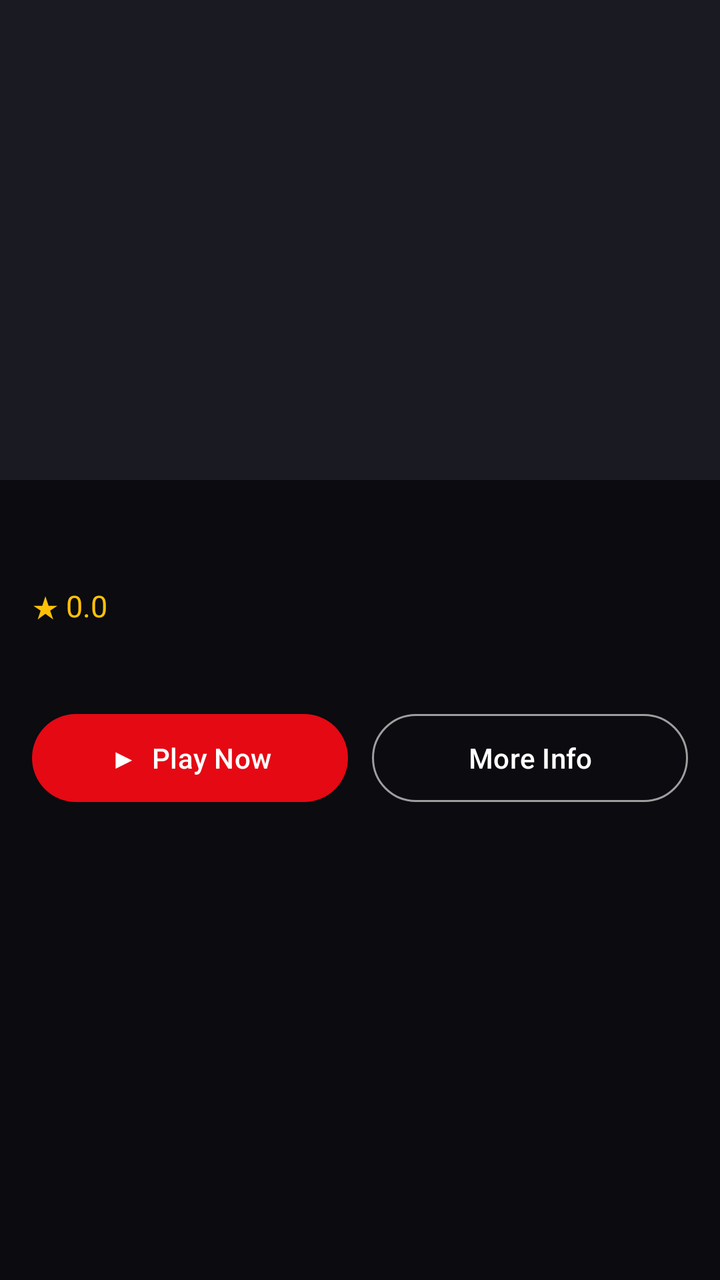
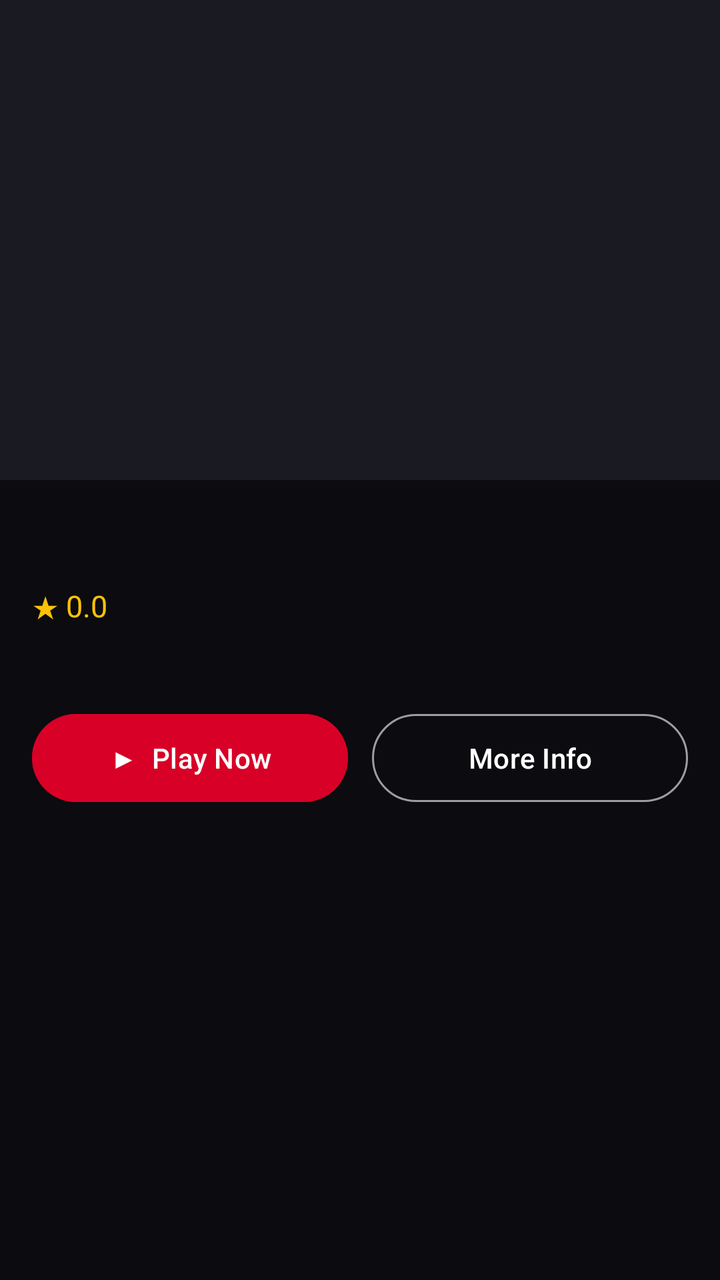

The first picture is an Android layout as it rendered before a commit; the second is the same layout after the commit. The layout source and the unified diff follow.
<!-- AndroidManifest.xml: application theme Theme.MovFlix -->
<!-- res/layout/activity_detail.xml -->
<?xml version="1.0" encoding="utf-8"?>
<ScrollView xmlns:android="http://schemas.android.com/apk/res/android"
    xmlns:app="http://schemas.android.com/apk/res-auto"
    android:layout_width="match_parent"
    android:layout_height="match_parent"
    android:background="@color/bg">

    <LinearLayout
        android:layout_width="match_parent"
        android:layout_height="wrap_content"
        android:orientation="vertical">

        <ImageView
            android:id="@+id/detailBackdrop"
            android:layout_width="match_parent"
            android:layout_height="240dp"
            android:scaleType="centerCrop"
            android:background="@color/card_bg" />

        <TextView
            android:id="@+id/detailTitle"
            android:layout_width="match_parent"
            android:layout_height="wrap_content"
            android:layout_marginStart="16dp"
            android:layout_marginEnd="16dp"
            android:layout_marginTop="12dp"
            android:textColor="@color/white"
            android:textSize="24sp"
            android:textStyle="bold" />

        <LinearLayout
            android:layout_width="match_parent"
            android:layout_height="wrap_content"
            android:orientation="horizontal"
            android:layout_marginStart="16dp"
            android:layout_marginTop="8dp">

            <TextView
                android:id="@+id/detailRating"
                android:layout_width="wrap_content"
                android:layout_height="wrap_content"
                android:text="★ 0.0"
                android:textColor="#FFC107"
                android:textSize="15sp" />

            <TextView
                android:id="@+id/detailYear"
                android:layout_width="wrap_content"
                android:layout_height="wrap_content"
                android:layout_marginStart="16dp"
                android:textColor="@color/grey"
                android:textSize="15sp" />
        </LinearLayout>

        <TextView
            android:id="@+id/detailGenres"
            android:layout_width="match_parent"
            android:layout_height="wrap_content"
            android:layout_marginStart="16dp"
            android:layout_marginEnd="16dp"
            android:layout_marginTop="6dp"
            android:textColor="@color/grey"
            android:textSize="13sp" />

        <LinearLayout
            android:layout_width="match_parent"
            android:layout_height="wrap_content"
            android:orientation="horizontal"
            android:layout_marginStart="16dp"
            android:layout_marginEnd="16dp"
            android:layout_marginTop="16dp">

            <com.google.android.material.button.MaterialButton
                android:id="@+id/playBtn"
                android:layout_width="0dp"
                android:layout_height="52dp"
                android:layout_weight="1"
                android:text="▶  Play Now" />

            <com.google.android.material.button.MaterialButton
                android:id="@+id/moreBtn"
                style="@style/Widget.Material3.Button.OutlinedButton"
                android:layout_width="0dp"
                android:layout_height="52dp"
                android:layout_weight="1"
                android:layout_marginStart="12dp"
                android:text="More Info"
                android:textColor="@color/white"
                app:strokeColor="@color/grey" />
        </LinearLayout>

        <TextView
            android:id="@+id/detailOverview"
            android:layout_width="match_parent"
            android:layout_height="wrap_content"
            android:layout_margin="16dp"
            android:textColor="@color/white"
            android:textSize="14sp"
            android:lineSpacingMultiplier="1.25"
            android:visibility="visible" />
    </LinearLayout>
</ScrollView>
<!-- resources referenced by this layout -->
<resources>
  <color name="bg">#0B0B10</color>
  <color name="card_bg">#1A1A22</color>
  <color name="grey">#9E9E9E</color>
  <color name="white">#FFFFFF</color>
  <style name="Theme.MovFlix" parent="Theme.Material3.DayNight.NoActionBar">
          <item name="colorPrimary">@color/accent</item>
          <item name="android:statusBarColor">@color/bg</item>
          <item name="android:navigationBarColor">@color/bg</item>
          <item name="android:windowBackground">@color/bg</item>
      </style>
  <color name="accent">#E50914</color>
</resources>

<!-- the commit's change to res/layout/activity_detail.xml (unified diff, before → after) -->
@@ -75,7 +75,9 @@
                 android:layout_width="0dp"
                 android:layout_height="52dp"
                 android:layout_weight="1"
-                android:text="▶  Play Now" />
+                android:text="▶  Play Now"
+                android:textColor="@color/white"
+                android:backgroundTint="#D80027" />
 
             <com.google.android.material.button.MaterialButton
                 android:id="@+id/moreBtn"
